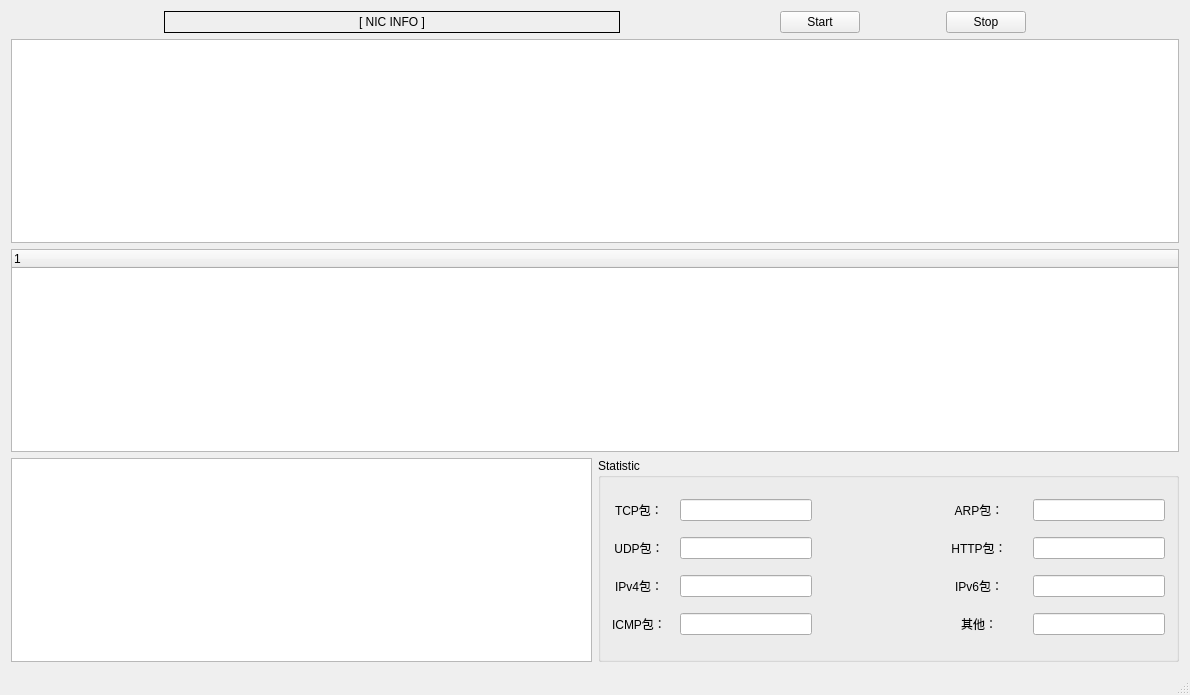
This is mainwindow.ui in kian98/ksniffer as Qt 5 draws it before an edit. The edited form follows.
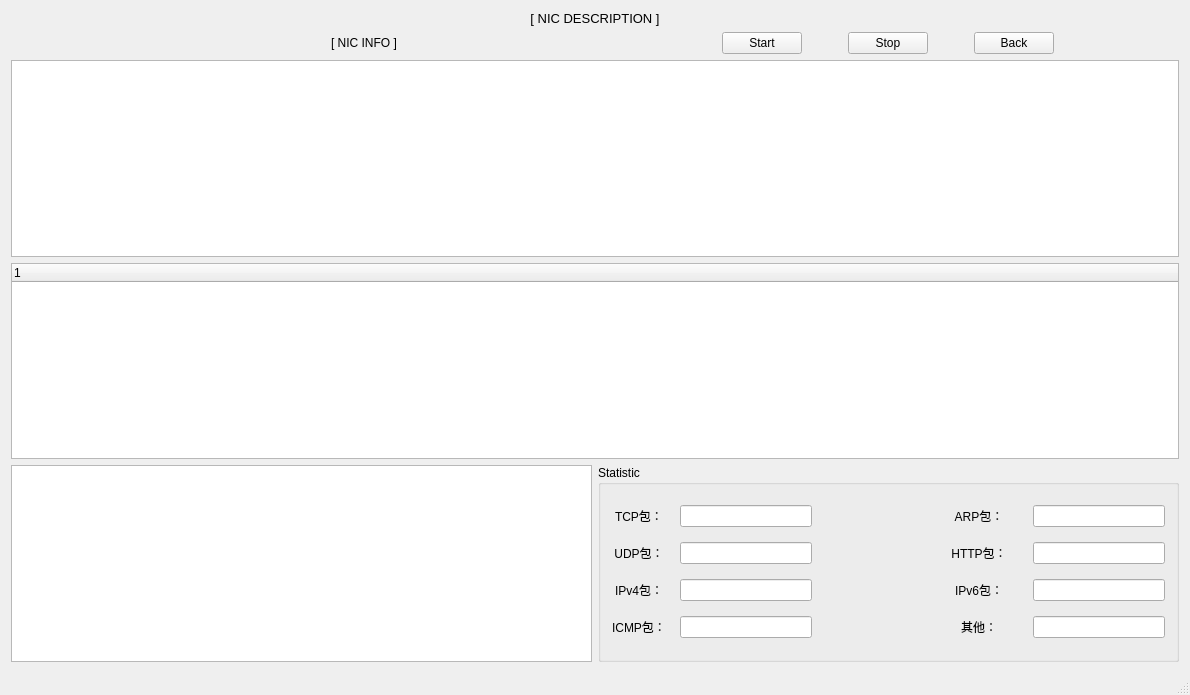
This is the edited form. The open tabs and pages were chosen to show the change. Custom widgets are drawn as their Qt base class.

```diff
--- a/mainwindow.ui
+++ b/mainwindow.ui
@@ -206,6 +206,22 @@
       </widget>
       <widget class="QWidget" name="sniffer">
        <layout class="QVBoxLayout" name="verticalLayout_4">
+        <item>
+         <widget class="QLabel" name="nicDesc">
+          <property name="font">
+           <font>
+            <family>Microsoft YaHei UI</family>
+            <pointsize>10</pointsize>
+           </font>
+          </property>
+          <property name="text">
+           <string>[ NIC DESCRIPTION ]</string>
+          </property>
+          <property name="alignment">
+           <set>Qt::AlignCenter</set>
+          </property>
+         </widget>
+        </item>
         <item>
          <layout class="QHBoxLayout" name="horizontalLayout_2">
           <item>
@@ -239,7 +255,7 @@
              <string>NIC INFO</string>
             </property>
             <property name="frameShape">
-             <enum>QFrame::Box</enum>
+             <enum>QFrame::NoFrame</enum>
             </property>
             <property name="text">
              <string>[ NIC INFO ]</string>
@@ -285,7 +301,7 @@
             </property>
             <property name="sizeHint" stdset="0">
              <size>
-              <width>80</width>
+              <width>40</width>
               <height>20</height>
              </size>
             </property>
@@ -301,6 +317,29 @@
             </property>
            </widget>
           </item>
+          <item>
+           <spacer name="horizontalSpacer_11">
+            <property name="orientation">
+             <enum>Qt::Horizontal</enum>
+            </property>
+            <property name="sizeType">
+             <enum>QSizePolicy::Fixed</enum>
+            </property>
+            <property name="sizeHint" stdset="0">
+             <size>
+              <width>40</width>
+              <height>20</height>
+             </size>
+            </property>
+           </spacer>
+          </item>
+          <item>
+           <widget class="QPushButton" name="backBtn">
+            <property name="text">
+             <string>Back</string>
+            </property>
+           </widget>
+          </item>
           <item>
            <spacer name="horizontalSpacer_9">
             <property name="orientation">
```
Left out of the diff: 8 changed lines with no effect on the pictures.
